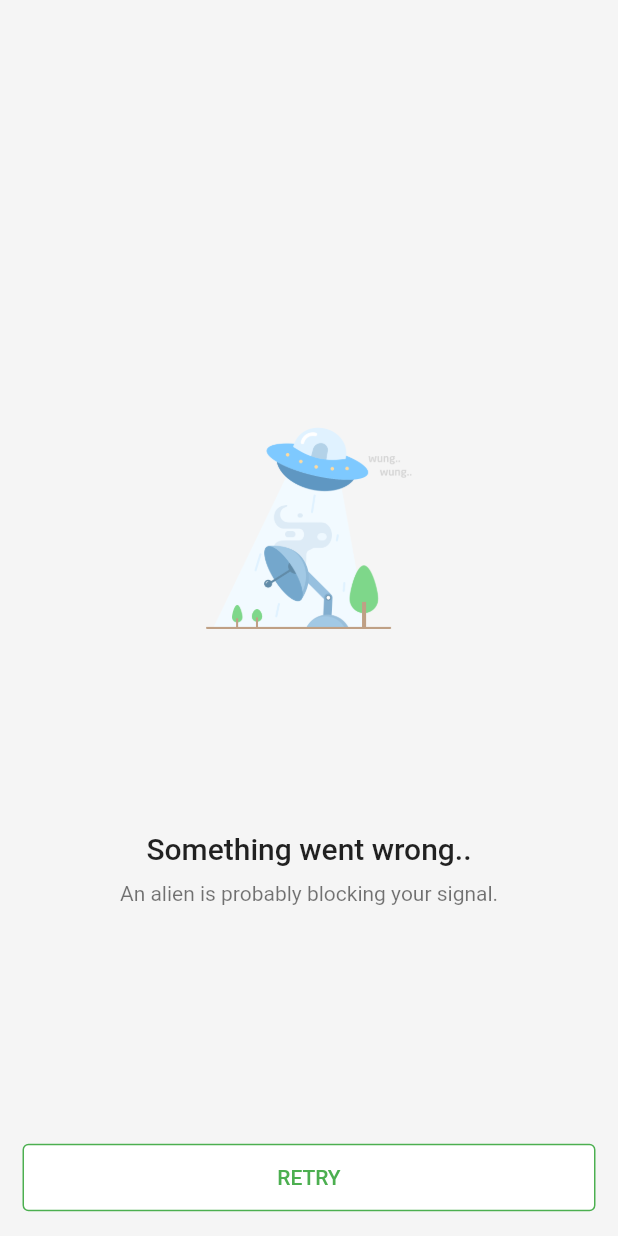
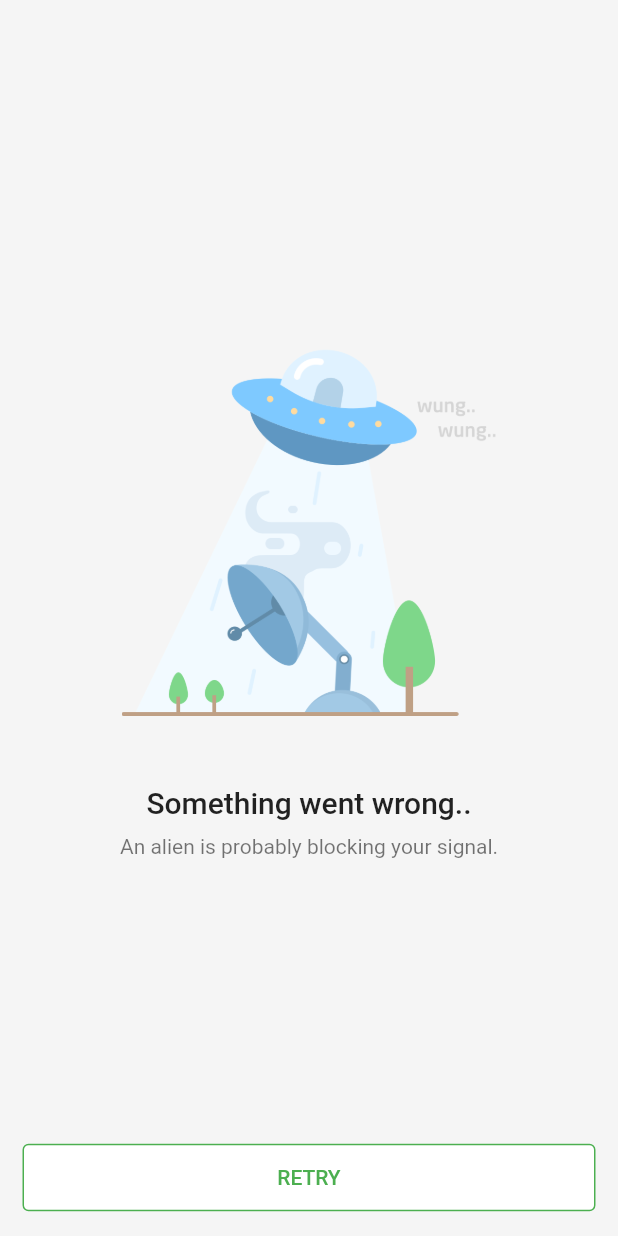
Before and after one commit to sadaks-me/trending_repos, a Flutter app: the NoConnectionView widget shown alone on an empty page, opened directly, on a phone screen of 412 x 824 dp. Run offline on Flutter 3.47's test engine with Material 2 defaults, Android fonts, the phone set to English and light mode, and no system bars; our stand-ins replace cached_network_image, connectivity, shimmer; missing offline and left inert: async_resource, pigment.

Commit message:
No Connection Widget Fix

```diff
--- a/lib/view/widget/no_connection.dart
+++ b/lib/view/widget/no_connection.dart
@@ -8,7 +8,7 @@ class NoConnectionView extends StatelessWidget {
   Widget build(BuildContext context) {
     final ThemeData theme = Theme.of(context).copyWith();
     final TextTheme textTheme = theme.textTheme;
-    Size size = MediaQuery.of(context).size;
+
     return Container(
       color: Colors.grey.shade100,
       child: Center(
@@ -16,14 +16,16 @@ class NoConnectionView extends StatelessWidget {
           crossAxisAlignment: CrossAxisAlignment.stretch,
           children: <Widget>[
             Expanded(
+                child: Center(
+              child: SingleChildScrollView(
                 child: Column(
                   mainAxisAlignment: MainAxisAlignment.center,
                   children: <Widget>[
                     Image.asset(
                       'assets/images/no_connection.png',
                       fit: BoxFit.contain,
-                  height:size.height/2,
-                  width: size.width/3,
+                      height: 350,
+                      width: 250,
                     ),
                     Text(
                       'Something went wrong..',
@@ -34,10 +36,12 @@ class NoConnectionView extends StatelessWidget {
                     ),
                     Text(
                       'An alien is probably blocking your signal.',
-                  style:
-                      textTheme.body1.copyWith(color: textTheme.caption.color),
+                      style: textTheme.body1
+                          .copyWith(color: textTheme.caption.color),
                     ),
                   ],
+                ),
+              ),
             )),
             Consumer<ConnectivityProvider>(
               builder: (context, connectivity, child) => Padding(
```
Lines whose indentation alone changed are shown as unchanged.
